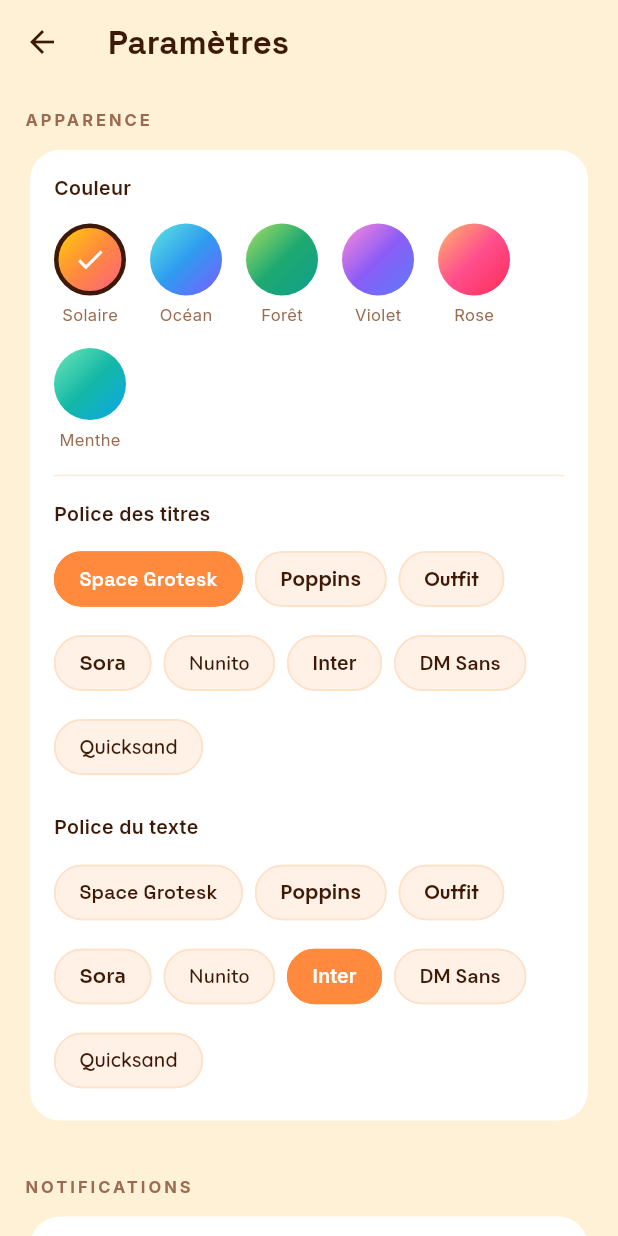
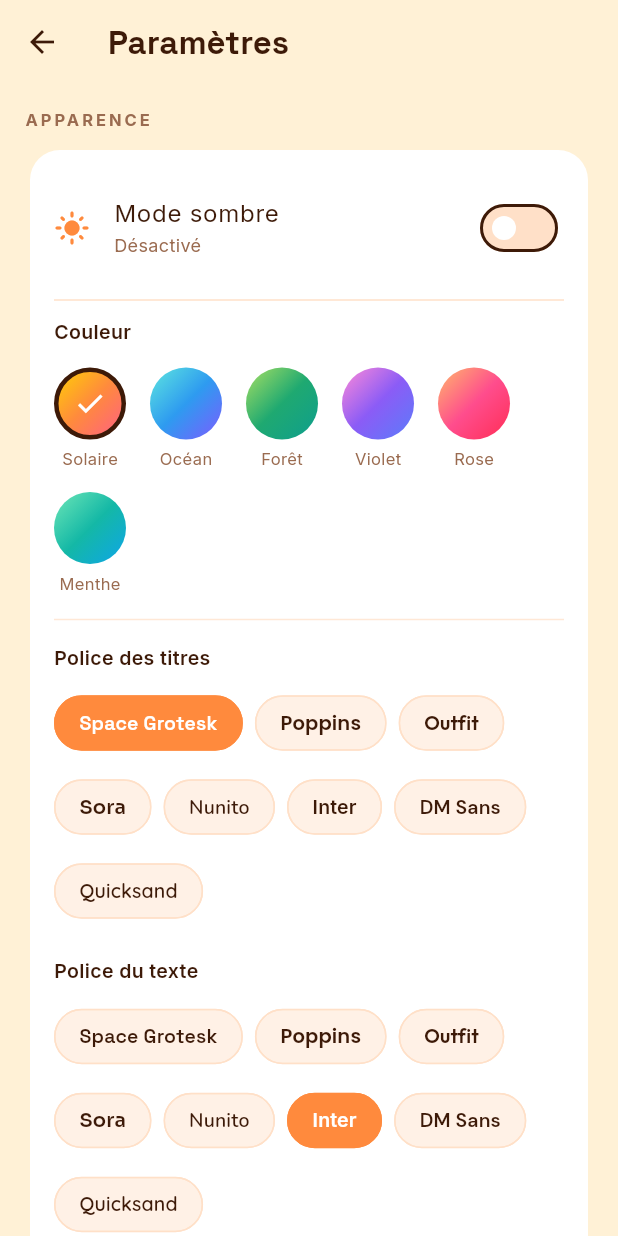
Before and after one commit to t-sdz/Vershoq, a Flutter app: the GroupHomeScreen screen opened directly, after a tap on the "settings" icon, on a phone screen of 412 x 824 dp. Run offline on Flutter 3.47's test engine with Material 3 defaults, Android fonts, the phone set to English and light mode, and no system bars; our stand-ins replace camera, cloud_firestore, firebase_auth, firebase_core, flutter_image_compress, flutter_local_notifications and 5 more; missing offline and left inert: gal; accounts and stored records are empty; generated files the repository leaves out were written again; network calls fail.

Commit message:
Mode clair / sombre + rectangle de groupe et pastilles thémés
- VTheme : warmDark/warmMuted/bgWarm + bgGradient deviennent dynamiques
  selon isDark ; ajout de surface et hairline
- ThemeService.setDark persiste le mode ; main.dart construit un thème
  clair ou sombre (brightness, colorScheme, cartes, champs)
- Interrupteur « Mode sombre » dans Paramètres > Apparence
- Rectangle du groupe : dégradé d'accent au lieu du noir fixe ; noms,
  emails et pastilles d'avatar suivent désormais le thème
- Correction texte blanc invisible sur l'écran « Rejoins tes amis »
- Dé-const automatique (script) de tous les usages des couleurs
  devenues dynamiques pour préserver la compilation

https://claude.ai/code/session_01CJYTBAGPiu2ycUUP3fmnEs

```diff
--- a/lib/screens/group_home_screen.dart
+++ b/lib/screens/group_home_screen.dart
@@ -132,7 +132,7 @@ class _GroupHomeScreenState extends State<GroupHomeScreen>
       snap: true,
       title: Text(
         _group?.name ?? 'Vershoq',
-        style: const TextStyle(
+        style: TextStyle(
             fontWeight: FontWeight.w900,
             fontSize: 24,
             color: VTheme.warmDark),
@@ -205,7 +205,7 @@ class _GroupHomeScreenState extends State<GroupHomeScreen>
                   const SizedBox(height: 6),
                   Text(
                     isMe ? 'Toi' : m.username.split(' ').first,
-                    style: const TextStyle(color: VTheme.warmMuted, fontSize: 11),
+                    style: TextStyle(color: VTheme.warmMuted, fontSize: 11),
                     maxLines: 1,
                     overflow: TextOverflow.ellipsis,
                   ),
@@ -323,7 +323,7 @@ class _GroupHomeScreenState extends State<GroupHomeScreen>
                   child: Text('🎲', style: TextStyle(fontSize: 36))),
             ),
             const SizedBox(height: 20),
-            const Text(
+            Text(
               'Prêt pour les moments spontanés',
               style: TextStyle(
                   color: VTheme.warmDark,
@@ -331,7 +331,7 @@ class _GroupHomeScreenState extends State<GroupHomeScreen>
                   fontWeight: FontWeight.bold),
             ),
             const SizedBox(height: 8),
-            const Text(
+            Text(
               'Les notifications arriveront de façon aléatoire\ntout au long de la journée.',
               textAlign: TextAlign.center,
               style: TextStyle(color: VTheme.warmMuted, fontSize: 14, height: 1.5),
@@ -352,7 +352,7 @@ class _Label extends StatelessWidget {
   @override
   Widget build(BuildContext context) {
     return Text(text,
-        style: const TextStyle(
+        style: TextStyle(
             color: VTheme.warmMuted,
             fontSize: 11,
             fontWeight: FontWeight.bold,
@@ -401,7 +401,7 @@ class _StatCard extends StatelessWidget {
           ),
           const SizedBox(width: 6),
           Text(label,
-              style: const TextStyle(color: VTheme.warmMuted, fontSize: 13)),
+              style: TextStyle(color: VTheme.warmMuted, fontSize: 13)),
         ],
       ),
     );
--- a/lib/screens/join_group_screen.dart
+++ b/lib/screens/join_group_screen.dart
@@ -60,13 +60,13 @@ class _JoinGroupScreenState extends State<JoinGroupScreen> {
         children: [
           const Text('🔑', style: TextStyle(fontSize: 48)),
           const SizedBox(height: 12),
-          const Text('Rejoindre',
+          Text('Rejoindre',
               style: TextStyle(
                   color: VTheme.warmDark,
                   fontSize: 24,
                   fontWeight: FontWeight.w900)),
           const SizedBox(height: 4),
-          const Text('Entre le code que ton ami t\'a partagé.',
+          Text('Entre le code que ton ami t\'a partagé.',
               style: TextStyle(color: VTheme.warmMuted, fontSize: 14)),
           const SizedBox(height: 28),
           AppTextField(
--- a/lib/screens/settings_screen.dart
+++ b/lib/screens/settings_screen.dart
@@ -195,7 +195,7 @@ class _SettingsScreenState extends State<SettingsScreen> {
 
   Widget _buildAppearanceCard() {
     return Card(
-      color: Colors.white,
+      color: VTheme.surface,
       elevation: 0,
       shape: RoundedRectangleBorder(borderRadius: BorderRadius.circular(20)),
       child: Padding(
@@ -203,7 +203,24 @@ class _SettingsScreenState extends State<SettingsScreen> {
         child: Column(
           crossAxisAlignment: CrossAxisAlignment.start,
           children: [
-            const Text('Couleur',
+            SwitchListTile(
+              contentPadding: EdgeInsets.zero,
+              secondary: Icon(
+                  VTheme.isDark ? Icons.dark_mode : Icons.light_mode,
+                  color: VTheme.orange),
+              title: Text('Mode sombre',
+                  style: TextStyle(color: VTheme.warmDark)),
+              subtitle: Text(VTheme.isDark ? 'Activé' : 'Désactivé',
+                  style: TextStyle(color: VTheme.warmMuted, fontSize: 12)),
+              value: VTheme.isDark,
+              activeColor: VTheme.orange,
+              onChanged: (v) async {
+                await ThemeService.setDark(v);
+                if (mounted) setState(() {});
+              },
+            ),
+            Divider(height: 24, color: VTheme.hairline),
+            Text('Couleur',
                 style: TextStyle(
                     color: VTheme.warmDark,
                     fontSize: 13,
@@ -244,7 +261,7 @@ class _SettingsScreenState extends State<SettingsScreen> {
                       ),
                       const SizedBox(height: 5),
                       Text(p.label,
-                          style: const TextStyle(
+                          style: TextStyle(
                               color: VTheme.warmMuted, fontSize: 11)),
                     ],
                   ),
@@ -252,7 +269,7 @@ class _SettingsScreenState extends State<SettingsScreen> {
               }).toList(),
             ),
             const Divider(height: 32, color: Color(0xFFFFE8D6)),
-            const Text('Police des titres',
+            Text('Police des titres',
                 style: TextStyle(
                     color: VTheme.warmDark,
                     fontSize: 13,
@@ -266,7 +283,7 @@ class _SettingsScreenState extends State<SettingsScreen> {
               },
             ),
             const SizedBox(height: 20),
-            const Text('Police du texte',
+            Text('Police du texte',
                 style: TextStyle(
                     color: VTheme.warmDark,
                     fontSize: 13,
@@ -320,7 +337,7 @@ class _SettingsScreenState extends State<SettingsScreen> {
 
   Widget _buildNotifCard() {
     return Card(
-      color: Colors.white,
+      color: VTheme.surface,
       elevation: 0,
       shape: RoundedRectangleBorder(borderRadius: BorderRadius.circular(20)),
       shadowColor: VTheme.orange.withOpacity(0.1),
@@ -332,13 +349,13 @@ class _SettingsScreenState extends State<SettingsScreen> {
             // Toggle heures
             SwitchListTile(
               contentPadding: EdgeInsets.zero,
-              title: const Text('Limiter les heures',
+              title: Text('Limiter les heures',
                   style: TextStyle(color: VTheme.warmDark)),
               subtitle: Text(
                 _timeLimitEnabled
                     ? 'Entre ${_startHour}h00 et ${_endHour}h00'
                     : 'À toute heure de la journée',
-                style: const TextStyle(color: VTheme.warmMuted, fontSize: 12),
+                style: TextStyle(color: VTheme.warmMuted, fontSize: 12),
               ),
               value: _timeLimitEnabled,
               activeColor: VTheme.orange,
@@ -383,7 +400,7 @@ class _SettingsScreenState extends State<SettingsScreen> {
             const SizedBox(height: 4),
 
             // Min / Max par jour
-            const Text('Notifications par jour',
+            Text('Notifications par jour',
                 style: TextStyle(
                     color: VTheme.warmDark,
                     fontSize: 13,
@@ -422,7 +439,7 @@ class _SettingsScreenState extends State<SettingsScreen> {
               child: Text(
                 'Entre $_minCount et $_maxCount notifications aléatoires par jour',
                 style:
-                    const TextStyle(color: VTheme.warmMuted, fontSize: 12),
+                    TextStyle(color: VTheme.warmMuted, fontSize: 12),
               ),
             ),
           ],
@@ -441,7 +458,7 @@ class _SettingsScreenState extends State<SettingsScreen> {
 
   Widget _buildCountdownCard() {
     return Card(
-      color: Colors.white,
+      color: VTheme.surface,
       elevation: 0,
       shape: RoundedRectangleBorder(borderRadius: BorderRadius.circular(20)),
       child: Padding(
@@ -450,9 +467,9 @@ class _SettingsScreenState extends State<SettingsScreen> {
           children: [
             SwitchListTile(
               contentPadding: EdgeInsets.zero,
-              title: const Text('Activer le compte à rebours',
+              title: Text('Activer le compte à rebours',
                   style: TextStyle(color: VTheme.warmDark)),
-              subtitle: const Text(
+              subtitle: Text(
                 'Capture automatique à la fin du temps',
                 style: TextStyle(color: VTheme.warmMuted, fontSize: 12),
               ),
@@ -491,7 +508,7 @@ class _SectionTitle extends StatelessWidget {
   Widget build(BuildContext context) {
     return Text(
       text.toUpperCase(),
-      style: const TextStyle(
+      style: TextStyle(
         color: VTheme.warmMuted,
         fontWeight: FontWeight.bold,
         fontSize: 11,
@@ -527,7 +544,7 @@ class _SliderRow extends StatelessWidget {
         SizedBox(
           width: 100,
           child: Text(label,
-              style: const TextStyle(color: VTheme.warmDark, fontSize: 13)),
+              style: TextStyle(color: VTheme.warmDark, fontSize: 13)),
         ),
         Expanded(
           child: Slider(
@@ -542,7 +559,7 @@ class _SliderRow extends StatelessWidget {
           width: 56,
           child: Text(display,
               textAlign: TextAlign.right,
-              style: const TextStyle(
+              style: TextStyle(
                   color: VTheme.warmDark, fontWeight: FontWeight.bold)),
         ),
       ],
--- a/lib/theme/v_theme.dart
+++ b/lib/theme/v_theme.dart
@@ -23,6 +23,7 @@ class VTheme {
   static VPalette palette = palettes.first;
   static String titleFont = 'Space Grotesk';
   static String bodyFont = 'Inter';
+  static bool isDark = false;
 
   static const List<VPalette> palettes = [
     VPalette(
@@ -85,7 +86,7 @@ class VTheme {
   static TextStyle grotesk({
     double? fontSize,
     FontWeight fontWeight = FontWeight.w700,
-    Color color = warmDark,
+    Color? color,
     double letterSpacing = -0.5,
     double? height,
     List<Shadow>? shadows,
@@ -94,16 +95,31 @@ class VTheme {
         titleFont,
         fontSize: fontSize,
         fontWeight: fontWeight,
-        color: color,
+        color: color ?? warmDark,
         letterSpacing: letterSpacing,
         height: height,
         shadows: shadows,
       );
 
-  // ── Ancres fixes (texte / fond) ────────────────────────────────────────────
-  static const warmDark = Color(0xFF3D1A08);
-  static const warmMuted = Color(0xFF9A6B50);
-  static const bgWarm = Color(0xFFFFF1D6);
+  // ── Ancres texte / fond (suivent le mode clair / sombre) ───────────────────
+  // Noms historiques conservés pour ne pas casser les appels existants :
+  //   warmDark  = couleur de texte principale
+  //   warmMuted = couleur de texte secondaire
+  //   bgWarm    = couleur de fond de l'app
+  static Color get warmDark =>
+      isDark ? const Color(0xFFF2E9DE) : const Color(0xFF3D1A08);
+  static Color get warmMuted =>
+      isDark ? const Color(0xFFA98E78) : const Color(0xFF9A6B50);
+  static Color get bgWarm =>
+      isDark ? const Color(0xFF15110D) : const Color(0xFFFFF1D6);
+
+  /// Fond des cartes / champs (blanc en clair, gris chaud foncé en sombre).
+  static Color get surface =>
+      isDark ? const Color(0xFF241D17) : Colors.white;
+
+  /// Bordure douce qui suit le mode.
+  static Color get hairline =>
+      isDark ? const Color(0xFF3A2F26) : const Color(0xFFFFE0C8);
 
   // ── Accents dynamiques (suivent la palette choisie) ────────────────────────
   static Color get orange => palette.accent;
@@ -127,11 +143,17 @@ class VTheme {
   static const hotPink = Color(0xFFFF5C8A);
   static const peach = Color(0xFFFFB86B);
 
-  static const bgGradient = LinearGradient(
-    begin: Alignment.topCenter,
-    end: Alignment.bottomCenter,
-    colors: [Color(0xFFFFF1D6), Color(0xFFFFD9C2), Color(0xFFFFC2CE)],
-  );
+  static LinearGradient get bgGradient => isDark
+      ? const LinearGradient(
+          begin: Alignment.topCenter,
+          end: Alignment.bottomCenter,
+          colors: [Color(0xFF15110D), Color(0xFF1E1712), Color(0xFF241620)],
+        )
+      : const LinearGradient(
+          begin: Alignment.topCenter,
+          end: Alignment.bottomCenter,
+          colors: [Color(0xFFFFF1D6), Color(0xFFFFD9C2), Color(0xFFFFC2CE)],
+        );
 
   static const coralGradient = LinearGradient(
     begin: Alignment.topLeft,
@@ -234,7 +256,7 @@ class GradientBackground extends StatelessWidget {
   @override
   Widget build(BuildContext context) {
     return Container(
-      decoration: const BoxDecoration(gradient: VTheme.bgGradient),
+      decoration: BoxDecoration(gradient: VTheme.bgGradient),
       child: child,
     );
   }
--- a/lib/widgets/form_widgets.dart
+++ b/lib/widgets/form_widgets.dart
@@ -26,7 +26,7 @@ class AppTextField extends StatelessWidget {
       crossAxisAlignment: CrossAxisAlignment.start,
       children: [
         Text(label,
-            style: const TextStyle(
+            style: TextStyle(
                 color: VTheme.warmDark,
                 fontSize: 13,
                 fontWeight: FontWeight.w700)),
@@ -35,7 +35,7 @@ class AppTextField extends StatelessWidget {
           controller: controller,
           keyboardType: keyboardType,
           textCapitalization: capitalization,
-          style: const TextStyle(color: VTheme.warmDark),
+          style: TextStyle(color: VTheme.warmDark),
           decoration: InputDecoration(
             hintText: hint,
             prefixIcon: Icon(icon, color: VTheme.orange),
```
Also changed, not shown: lib/main.dart (+14 -12 lines), lib/screens/create_group_screen.dart (+4 -4 lines), lib/screens/feed_screen.dart (+11 -10 lines), lib/screens/groups_screen.dart (+22 -22 lines), lib/screens/landing_screen.dart (+5 -5 lines), lib/services/theme_service.dart (+9 -0 lines).
